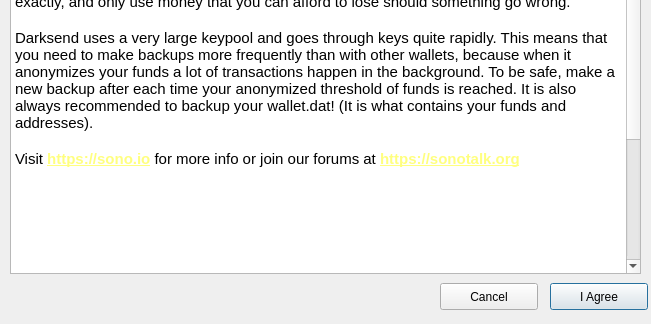
Before: the Qt Designer form src/qt/forms/termsofuse.ui in zPools/sonoa, drawn with Qt 5; both pictures show x 0 to 651 and y 217 to 541 of the 651 by 541 pixel window.
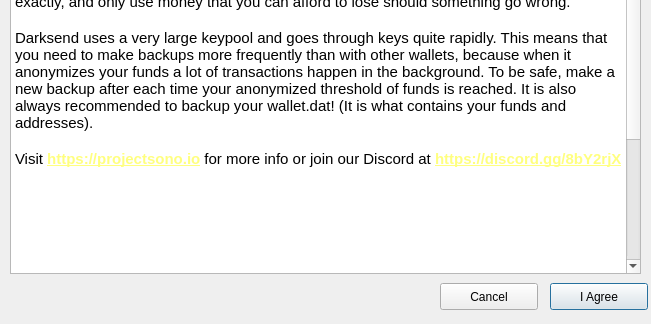
After: the same form once the commit is applied.

The edit to the form file:
```diff
--- a/src/qt/forms/termsofuse.ui
+++ b/src/qt/forms/termsofuse.ui
@@ -26,27 +26,27 @@
     <string>&lt;!DOCTYPE HTML PUBLIC &quot;-//W3C//DTD HTML 4.0//EN&quot; &quot;http://www.w3.org/TR/REC-html40/strict.dtd&quot;&gt;
 &lt;html&gt;&lt;head&gt;&lt;meta name=&quot;qrichtext&quot; content=&quot;1&quot; /&gt;&lt;style type=&quot;text/css&quot;&gt;
 p, li { white-space: pre-wrap; }
-&lt;/style&gt;&lt;/head&gt;&lt;body style=&quot; font-family:'MS Shell Dlg 2'; font-size:8.25pt; font-weight:400; font-style:normal;&quot;&gt;
-&lt;p style=&quot; margin-top:0px; margin-bottom:0px; margin-left:0px; margin-right:0px; -qt-block-indent:0; text-indent:0px;&quot;&gt;&lt;span style=&quot; font-family:'Ubuntu'; font-size:11pt;&quot;&gt;By using this software, you acknowledge and understand that &lt;/span&gt;&lt;span style=&quot; font-family:'Ubuntu'; font-size:11pt; font-weight:600;&quot;&gt;SONO&lt;/span&gt;&lt;span style=&quot; font-family:'Ubuntu'; font-size:11pt;&quot;&gt; is not intended for use in any illegal activity, and that no person or entity associated with the creation, development, marketing, or furtherance of &lt;/span&gt;&lt;span style=&quot; font-family:'Ubuntu'; font-size:11pt; font-weight:600;&quot;&gt;SONO&lt;/span&gt;&lt;span style=&quot; font-family:'Ubuntu'; font-size:11pt;&quot;&gt; shall be held responsible for use by any individual, group, or entity that is against the law in their respective jurisdiction.&lt;/span&gt;&lt;/p&gt;
-&lt;p style=&quot;-qt-paragraph-type:empty; margin-top:0px; margin-bottom:0px; margin-left:0px; margin-right:0px; -qt-block-indent:0; text-indent:0px; font-family:'Ubuntu'; font-size:11pt;&quot;&gt;&lt;br /&gt;&lt;/p&gt;
-&lt;p style=&quot; margin-top:0px; margin-bottom:0px; margin-left:0px; margin-right:0px; -qt-block-indent:0; text-indent:0px;&quot;&gt;&lt;span style=&quot; font-family:'Ubuntu'; font-size:11pt; font-weight:600;&quot;&gt;SONO&lt;/span&gt;&lt;span style=&quot; font-family:'Ubuntu'; font-size:11pt;&quot;&gt; intends to have fully implemented Masternodes and DarkSend, which is completely trustless because nobody controls the whole system. The risk of something going wrong is very low. However, the software is still in development. Which, this means that things can break and there are no guarantees about it. Use it at your own risk, follow the instructions exactly, and only use money that you can afford to lose should something go wrong. &lt;/span&gt;&lt;/p&gt;
-&lt;p style=&quot;-qt-paragraph-type:empty; margin-top:0px; margin-bottom:0px; margin-left:0px; margin-right:0px; -qt-block-indent:0; text-indent:0px; font-family:'Ubuntu'; font-size:11pt;&quot;&gt;&lt;br /&gt;&lt;/p&gt;
-&lt;p style=&quot; margin-top:0px; margin-bottom:0px; margin-left:0px; margin-right:0px; -qt-block-indent:0; text-indent:0px;&quot;&gt;&lt;span style=&quot; font-family:'Ubuntu'; font-size:11pt;&quot;&gt;Darksend uses a very large keypool and goes through keys quite rapidly. This means that you need to make backups more frequently than with other wallets, because when it anonymizes your funds a lot of transactions happen in the background. To be safe, make a new backup after each time your anonymized threshold of funds is reached. It is also always recommended to backup your wallet.dat! (It is what contains your funds and addresses).&lt;/span&gt;&lt;/p&gt;
-&lt;p style=&quot;-qt-paragraph-type:empty; margin-top:0px; margin-bottom:0px; margin-left:0px; margin-right:0px; -qt-block-indent:0; text-indent:0px; font-family:'Ubuntu'; font-size:11pt;&quot;&gt;&lt;br /&gt;&lt;/p&gt;
-&lt;p style=&quot; margin-top:0px; margin-bottom:0px; margin-left:0px; margin-right:0px; -qt-block-indent:0; text-indent:0px;&quot;&gt;&lt;span style=&quot; font-family:'Ubuntu'; font-size:11pt;&quot;&gt;Visit &lt;/span&gt;&lt;a href=&quot;https://sono.io&quot;&gt;&lt;span style=&quot; font-size:11pt; font-weight:600; text-decoration: underline; color:#ffff7f;&quot;&gt;https://sono.io&lt;/span&gt;&lt;/a&gt;&lt;span style=&quot; font-family:'Ubuntu'; font-size:11pt;&quot;&gt; for more info or join our forums at &lt;/span&gt;&lt;a href=&quot;https://sonotalk.org&quot;&gt;&lt;span style=&quot; font-size:11pt; font-weight:600; text-decoration: underline; color:#ffff7f;&quot;&gt;https://sonotalk.org&lt;/span&gt;&lt;/a&gt;&lt;/p&gt;
-&lt;p style=&quot;-qt-paragraph-type:empty; margin-top:0px; margin-bottom:0px; margin-left:0px; margin-right:0px; -qt-block-indent:0; text-indent:0px; font-size:11pt; font-weight:600; text-decoration: underline; color:#ffff7f;&quot;&gt;&lt;br /&gt;&lt;/p&gt;
-&lt;p style=&quot;-qt-paragraph-type:empty; margin-top:0px; margin-bottom:0px; margin-left:0px; margin-right:0px; -qt-block-indent:0; text-indent:0px; font-size:8pt;&quot;&gt;&lt;br /&gt;&lt;/p&gt;
-&lt;p style=&quot;-qt-paragraph-type:empty; margin-top:0px; margin-bottom:0px; margin-left:0px; margin-right:0px; -qt-block-indent:0; text-indent:0px; font-family:'Ubuntu'; font-size:11pt;&quot;&gt;&lt;br /&gt;&lt;/p&gt;
-&lt;p style=&quot;-qt-paragraph-type:empty; margin-top:0px; margin-bottom:0px; margin-left:0px; margin-right:0px; -qt-block-indent:0; text-indent:0px; font-family:'Ubuntu'; font-size:11pt;&quot;&gt;&lt;br /&gt;&lt;/p&gt;
-&lt;p style=&quot;-qt-paragraph-type:empty; margin-top:0px; margin-bottom:0px; margin-left:0px; margin-right:0px; -qt-block-indent:0; text-indent:0px; font-family:'Ubuntu'; font-size:11pt;&quot;&gt;&lt;br /&gt;&lt;/p&gt;
-&lt;p style=&quot;-qt-paragraph-type:empty; margin-top:0px; margin-bottom:0px; margin-left:0px; margin-right:0px; -qt-block-indent:0; text-indent:0px; font-family:'Ubuntu'; font-size:11pt;&quot;&gt;&lt;br /&gt;&lt;/p&gt;
-&lt;p style=&quot;-qt-paragraph-type:empty; margin-top:0px; margin-bottom:0px; margin-left:0px; margin-right:0px; -qt-block-indent:0; text-indent:0px; font-family:'Ubuntu'; font-size:11pt;&quot;&gt;&lt;br /&gt;&lt;/p&gt;
-&lt;p style=&quot;-qt-paragraph-type:empty; margin-top:0px; margin-bottom:0px; margin-left:0px; margin-right:0px; -qt-block-indent:0; text-indent:0px; font-family:'Ubuntu'; font-size:11pt;&quot;&gt;&lt;br /&gt;&lt;/p&gt;
-&lt;p style=&quot;-qt-paragraph-type:empty; margin-top:0px; margin-bottom:0px; margin-left:0px; margin-right:0px; -qt-block-indent:0; text-indent:0px; font-family:'Ubuntu'; font-size:11pt;&quot;&gt;&lt;br /&gt;&lt;/p&gt;
-&lt;p style=&quot;-qt-paragraph-type:empty; margin-top:0px; margin-bottom:0px; margin-left:0px; margin-right:0px; -qt-block-indent:0; text-indent:0px; font-family:'Ubuntu'; font-size:11pt;&quot;&gt;&lt;br /&gt;&lt;/p&gt;
-&lt;p style=&quot;-qt-paragraph-type:empty; margin-top:0px; margin-bottom:0px; margin-left:0px; margin-right:0px; -qt-block-indent:0; text-indent:0px; font-family:'Ubuntu'; font-size:11pt;&quot;&gt;&lt;br /&gt;&lt;/p&gt;
-&lt;p style=&quot; margin-top:0px; margin-bottom:0px; margin-left:0px; margin-right:0px; -qt-block-indent:0; text-indent:0px;&quot;&gt;&lt;span style=&quot; font-family:'Ubuntu'; font-size:11pt; font-weight:600; font-style:italic;&quot;&gt;Credits:&lt;/span&gt;&lt;span style=&quot; font-family:'Ubuntu'; font-size:11pt; font-style:italic;&quot;&gt; kingcarsen, enkayz, thi3rryzz, I Can Haz Crypto, Buzzkillb, tinchopf, kawaiicrypto, skiMo, and everyone else who has helped to build/test SONO! &lt;/span&gt;&lt;span style=&quot; font-family:'Ubuntu'; font-size:11pt; font-style:italic; text-decoration: underline;&quot;&gt;Our community is fantastic and you all deserve to be mentioned here forever.&lt;/span&gt;&lt;span style=&quot; font-family:'Ubuntu'; font-size:11pt; font-style:italic;&quot;&gt; THANK YOU! FOR THE POWER OF THE PEOPLE! ANCIENT MONEY FOR A NEW WORLD!&lt;/span&gt;&lt;/p&gt;
-&lt;p style=&quot;-qt-paragraph-type:empty; margin-top:0px; margin-bottom:0px; margin-left:0px; margin-right:0px; -qt-block-indent:0; text-indent:0px; font-family:'Ubuntu'; font-size:11pt;&quot;&gt;&lt;br /&gt;&lt;/p&gt;&lt;/body&gt;&lt;/html&gt;</string>
+&lt;/style&gt;&lt;/head&gt;&lt;body style=&quot; font-family:'Ubuntu'; font-size:11pt; font-weight:400; font-style:normal;&quot;&gt;
+&lt;p style=&quot; margin-top:0px; margin-bottom:0px; margin-left:0px; margin-right:0px; -qt-block-indent:0; text-indent:0px;&quot;&gt;By using this software, you acknowledge and understand that &lt;span style=&quot; font-weight:600;&quot;&gt;SONO&lt;/span&gt; is not intended for use in any illegal activity, and that no person or entity associated with the creation, development, marketing, or furtherance of &lt;span style=&quot; font-weight:600;&quot;&gt;SONO&lt;/span&gt; shall be held responsible for use by any individual, group, or entity that is against the law in their respective jurisdiction.&lt;/p&gt;
+&lt;p style=&quot;-qt-paragraph-type:empty; margin-top:0px; margin-bottom:0px; margin-left:0px; margin-right:0px; -qt-block-indent:0; text-indent:0px;&quot;&gt;&lt;br /&gt;&lt;/p&gt;
+&lt;p style=&quot; margin-top:0px; margin-bottom:0px; margin-left:0px; margin-right:0px; -qt-block-indent:0; text-indent:0px;&quot;&gt;&lt;span style=&quot; font-weight:600;&quot;&gt;SONO&lt;/span&gt; intends to have fully implemented Masternodes and DarkSend, which is completely trustless because nobody controls the whole system. The risk of something going wrong is very low. However, the software is still in development. Which, this means that things can break and there are no guarantees about it. Use it at your own risk, follow the instructions exactly, and only use money that you can afford to lose should something go wrong. &lt;/p&gt;
+&lt;p style=&quot;-qt-paragraph-type:empty; margin-top:0px; margin-bottom:0px; margin-left:0px; margin-right:0px; -qt-block-indent:0; text-indent:0px;&quot;&gt;&lt;br /&gt;&lt;/p&gt;
+&lt;p style=&quot; margin-top:0px; margin-bottom:0px; margin-left:0px; margin-right:0px; -qt-block-indent:0; text-indent:0px;&quot;&gt;Darksend uses a very large keypool and goes through keys quite rapidly. This means that you need to make backups more frequently than with other wallets, because when it anonymizes your funds a lot of transactions happen in the background. To be safe, make a new backup after each time your anonymized threshold of funds is reached. It is also always recommended to backup your wallet.dat! (It is what contains your funds and addresses).&lt;/p&gt;
+&lt;p style=&quot;-qt-paragraph-type:empty; margin-top:0px; margin-bottom:0px; margin-left:0px; margin-right:0px; -qt-block-indent:0; text-indent:0px;&quot;&gt;&lt;br /&gt;&lt;/p&gt;
+&lt;p style=&quot; margin-top:0px; margin-bottom:0px; margin-left:0px; margin-right:0px; -qt-block-indent:0; text-indent:0px;&quot;&gt;Visit &lt;a href=&quot;https://projectsono.io&quot;&gt;&lt;span style=&quot; font-family:'MS Shell Dlg 2'; font-weight:600; text-decoration: underline; color:#ffff7f;&quot;&gt;https://projectsono.io&lt;/span&gt;&lt;/a&gt; for more info or join our Discord at &lt;a href=&quot;https://discord.gg/8bY2rjX&quot;&gt;&lt;span style=&quot; font-family:'MS Shell Dlg 2'; font-weight:600; text-decoration: underline; color:#ffff7f;&quot;&gt;https://discord.gg/8bY2rjX&lt;/span&gt;&lt;/a&gt;&lt;/p&gt;
+&lt;p style=&quot;-qt-paragraph-type:empty; margin-top:0px; margin-bottom:0px; margin-left:0px; margin-right:0px; -qt-block-indent:0; text-indent:0px; font-family:'MS Shell Dlg 2'; font-weight:600; text-decoration: underline; color:#ffff7f;&quot;&gt;&lt;br /&gt;&lt;/p&gt;
+&lt;p style=&quot;-qt-paragraph-type:empty; margin-top:0px; margin-bottom:0px; margin-left:0px; margin-right:0px; -qt-block-indent:0; text-indent:0px; font-family:'MS Shell Dlg 2'; font-size:8pt;&quot;&gt;&lt;br /&gt;&lt;/p&gt;
+&lt;p style=&quot;-qt-paragraph-type:empty; margin-top:0px; margin-bottom:0px; margin-left:0px; margin-right:0px; -qt-block-indent:0; text-indent:0px;&quot;&gt;&lt;br /&gt;&lt;/p&gt;
+&lt;p style=&quot;-qt-paragraph-type:empty; margin-top:0px; margin-bottom:0px; margin-left:0px; margin-right:0px; -qt-block-indent:0; text-indent:0px;&quot;&gt;&lt;br /&gt;&lt;/p&gt;
+&lt;p style=&quot;-qt-paragraph-type:empty; margin-top:0px; margin-bottom:0px; margin-left:0px; margin-right:0px; -qt-block-indent:0; text-indent:0px;&quot;&gt;&lt;br /&gt;&lt;/p&gt;
+&lt;p style=&quot;-qt-paragraph-type:empty; margin-top:0px; margin-bottom:0px; margin-left:0px; margin-right:0px; -qt-block-indent:0; text-indent:0px;&quot;&gt;&lt;br /&gt;&lt;/p&gt;
+&lt;p style=&quot;-qt-paragraph-type:empty; margin-top:0px; margin-bottom:0px; margin-left:0px; margin-right:0px; -qt-block-indent:0; text-indent:0px;&quot;&gt;&lt;br /&gt;&lt;/p&gt;
+&lt;p style=&quot;-qt-paragraph-type:empty; margin-top:0px; margin-bottom:0px; margin-left:0px; margin-right:0px; -qt-block-indent:0; text-indent:0px;&quot;&gt;&lt;br /&gt;&lt;/p&gt;
+&lt;p style=&quot;-qt-paragraph-type:empty; margin-top:0px; margin-bottom:0px; margin-left:0px; margin-right:0px; -qt-block-indent:0; text-indent:0px;&quot;&gt;&lt;br /&gt;&lt;/p&gt;
+&lt;p style=&quot;-qt-paragraph-type:empty; margin-top:0px; margin-bottom:0px; margin-left:0px; margin-right:0px; -qt-block-indent:0; text-indent:0px;&quot;&gt;&lt;br /&gt;&lt;/p&gt;
+&lt;p style=&quot;-qt-paragraph-type:empty; margin-top:0px; margin-bottom:0px; margin-left:0px; margin-right:0px; -qt-block-indent:0; text-indent:0px;&quot;&gt;&lt;br /&gt;&lt;/p&gt;
+&lt;p style=&quot; margin-top:0px; margin-bottom:0px; margin-left:0px; margin-right:0px; -qt-block-indent:0; text-indent:0px;&quot;&gt;&lt;span style=&quot; font-weight:600; font-style:italic;&quot;&gt;Credits:&lt;/span&gt;&lt;span style=&quot; font-style:italic;&quot;&gt; zPools, Hamukione, Richy, Duffyboyo and everyone from our Discord. With special thanks to the team of Denarius! &lt;/span&gt;&lt;span style=&quot; font-style:italic; text-decoration: underline;&quot;&gt;Our community is fantastic and you all deserve to be mentioned here forever.&lt;/span&gt;&lt;span style=&quot; font-style:italic;&quot;&gt; THANK YOU! FOR THE POWER OF THE PEOPLE! CRYPTO MONEY FOR A NEW WORLD!&lt;/span&gt;&lt;/p&gt;
+&lt;p style=&quot;-qt-paragraph-type:empty; margin-top:0px; margin-bottom:0px; margin-left:0px; margin-right:0px; -qt-block-indent:0; text-indent:0px;&quot;&gt;&lt;br /&gt;&lt;/p&gt;&lt;/body&gt;&lt;/html&gt;</string>
    </property>
   </widget>
   <widget class="QLabel" name="label">
```
